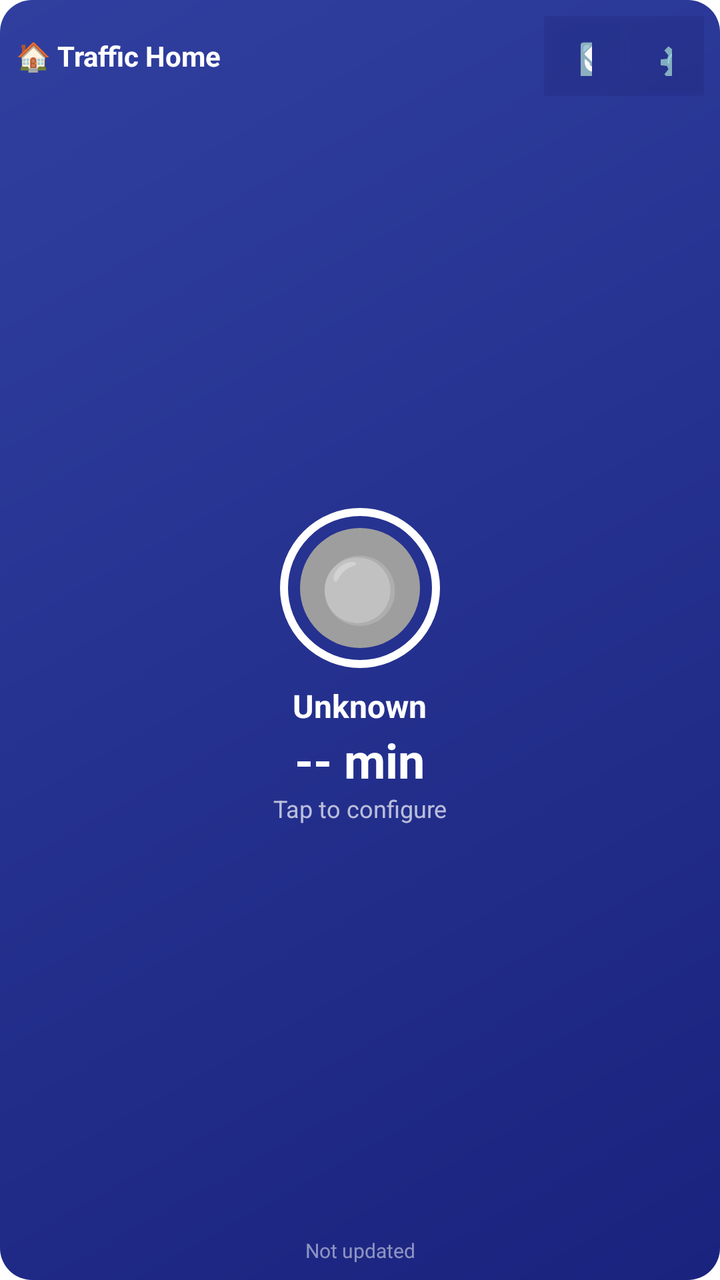
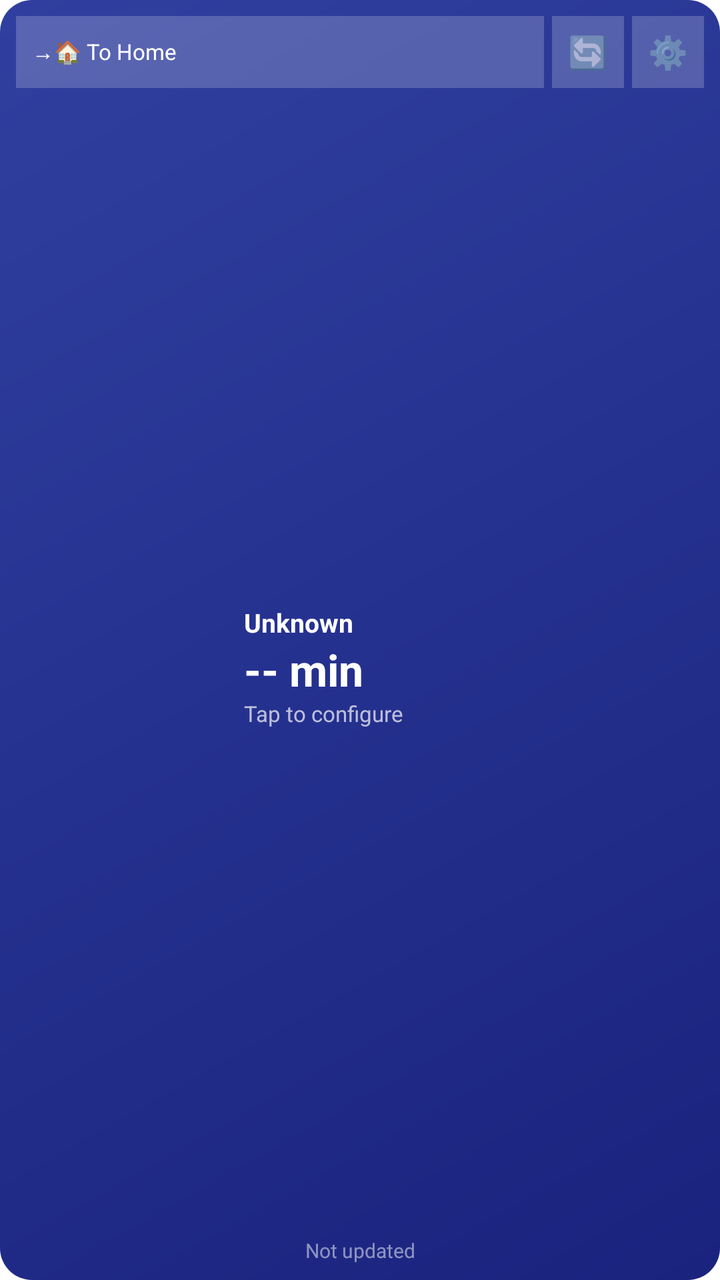

Two renders of the same Android screen: before a commit and after it. Below are the layout's source before the change and the commit's diff.
<!-- AndroidManifest.xml: application theme Theme.TrafficWidget -->
<!-- res/layout/widget_traffic.xml -->
<?xml version="1.0" encoding="utf-8"?>
<LinearLayout xmlns:android="http://schemas.android.com/apk/res/android"
    xmlns:tools="http://schemas.android.com/tools"
    android:layout_width="match_parent"
    android:layout_height="match_parent"
    android:orientation="vertical"
    android:padding="8dp"
    android:background="@drawable/widget_background">

    
    <LinearLayout
        android:layout_width="match_parent"
        android:layout_height="wrap_content"
        android:orientation="horizontal"
        android:gravity="center_vertical">

        <TextView
            android:layout_width="0dp"
            android:layout_height="wrap_content"
            android:layout_weight="1"
            android:text="🏠 Traffic Home"
            android:textSize="14sp"
            android:textColor="#FFFFFF"
            android:textStyle="bold" />

        <Button
            android:id="@+id/refreshButton"
            android:layout_width="40dp"
            android:layout_height="40dp"
            android:background="#33FFFFFF"
            android:text="🔄"
            android:textSize="18sp"
            android:contentDescription="Refresh" />

        <Button
            android:id="@+id/settingsButton"
            android:layout_width="40dp"
            android:layout_height="40dp"
            android:background="#33FFFFFF"
            android:text="⚙️"
            android:textSize="18sp"
            android:contentDescription="Settings" />
    </LinearLayout>

    
    <LinearLayout
        android:id="@+id/gaugeContainer"
        android:layout_width="match_parent"
        android:layout_height="0dp"
        android:layout_weight="1"
        android:orientation="vertical"
        android:gravity="center">

        
        <FrameLayout
            android:layout_width="80dp"
            android:layout_height="80dp"
            android:layout_marginBottom="8dp">

            
            <View
                android:layout_width="match_parent"
                android:layout_height="match_parent"
                android:background="@drawable/gauge_ring" />

            
            <View
                android:id="@+id/gaugeIndicator"
                android:layout_width="60dp"
                android:layout_height="60dp"
                android:layout_gravity="center"
                android:background="@drawable/gauge_circle" />

            
            <TextView
                android:id="@+id/statusEmoji"
                android:layout_width="wrap_content"
                android:layout_height="wrap_content"
                android:layout_gravity="center"
                android:text="⚪"
                android:textSize="32sp"
                tools:ignore="HardcodedText" />
        </FrameLayout>

        
        <TextView
            android:id="@+id/statusLabel"
            android:layout_width="wrap_content"
            android:layout_height="wrap_content"
            android:text="Unknown"
            android:textSize="16sp"
            android:textColor="#FFFFFF"
            android:textStyle="bold" />

        
        <TextView
            android:id="@+id/travelTime"
            android:layout_width="wrap_content"
            android:layout_height="wrap_content"
            android:text="-- min"
            android:textSize="24sp"
            android:textColor="#FFFFFF"
            android:textStyle="bold" />

        
        <TextView
            android:id="@+id/delayInfo"
            android:layout_width="match_parent"
            android:layout_height="wrap_content"
            android:text="Tap to configure"
            android:textSize="12sp"
            android:textColor="#B0FFFFFF"
            android:gravity="center"
            android:maxLines="2"
            android:ellipsize="end"
            android:paddingStart="8dp"
            android:paddingEnd="8dp" />
    </LinearLayout>

    
    <TextView
        android:id="@+id/lastUpdate"
        android:layout_width="match_parent"
        android:layout_height="wrap_content"
        android:text="Not updated"
        android:textSize="10sp"
        android:textColor="#80FFFFFF"
        android:gravity="center" />

</LinearLayout>
<!-- resources referenced by this layout -->
<resources>
  <!-- drawable gauge_circle (drawable) -->
  <?xml version="1.0" encoding="utf-8"?>
  <shape xmlns:android="http://schemas.android.com/apk/res/android"
      android:shape="oval">
      <solid android:color="#9E9E9E" />
  </shape>
  <!-- drawable gauge_ring (drawable) -->
  <?xml version="1.0" encoding="utf-8"?>
  <shape xmlns:android="http://schemas.android.com/apk/res/android"
      android:shape="oval">
      <stroke
          android:width="4dp"
          android:color="#FFFFFF" />
      <solid android:color="#00000000" />
  </shape>
  <!-- drawable widget_background (drawable) -->
  <?xml version="1.0" encoding="utf-8"?>
  <shape xmlns:android="http://schemas.android.com/apk/res/android"
      android:shape="rectangle">
      <corners android:radius="16dp" />
      <gradient
          android:angle="135"
          android:startColor="#1A237E"
          android:endColor="#303F9F"
          android:type="linear" />
  </shape>
  <style name="Theme.TrafficWidget" parent="Theme.MaterialComponents.DayNight.DarkActionBar">
          <item name="colorPrimary">#1A237E</item>
          <item name="colorPrimaryVariant">#000051</item>
          <item name="colorOnPrimary">#FFFFFF</item>
          <item name="colorSecondary">#4CAF50</item>
          <item name="colorSecondaryVariant">#087f23</item>
          <item name="colorOnSecondary">#000000</item>
      </style>
</resources>

<!-- the commit's change to res/layout/widget_traffic.xml (unified diff, before → after) -->
@@ -1,6 +1,5 @@
 <?xml version="1.0" encoding="utf-8"?>
 <LinearLayout xmlns:android="http://schemas.android.com/apk/res/android"
-    xmlns:tools="http://schemas.android.com/tools"
     android:layout_width="match_parent"
     android:layout_height="match_parent"
     android:orientation="vertical"
@@ -10,36 +9,43 @@
     
     <LinearLayout
         android:layout_width="match_parent"
-        android:layout_height="wrap_content"
+        android:layout_height="36dp"
         android:orientation="horizontal"
         android:gravity="center_vertical">
 
         <TextView
+            android:id="@+id/directionButton"
             android:layout_width="0dp"
-            android:layout_height="wrap_content"
+            android:layout_height="match_parent"
             android:layout_weight="1"
-            android:text="🏠 Traffic Home"
-            android:textSize="14sp"
+            android:text="→🏠 To Home"
+            android:textSize="11sp"
             android:textColor="#FFFFFF"
-            android:textStyle="bold" />
+            android:gravity="center_vertical"
+            android:background="#33FFFFFF"
+            android:paddingStart="8dp"
+            android:paddingEnd="8dp"
+            android:layout_marginEnd="4dp" />
 
-        <Button
+        <TextView
             android:id="@+id/refreshButton"
-            android:layout_width="40dp"
-            android:layout_height="40dp"
+            android:layout_width="36dp"
+            android:layout_height="match_parent"
+            android:text="🔄"
+            android:textSize="16sp"
+            android:gravity="center"
             android:background="#33FFFFFF"
-            android:text="🔄"
-            android:textSize="18sp"
-            android:contentDescription="Refresh" />
+            android:layout_marginEnd="4dp" />
 
-        <Button
+        <TextView
             android:id="@+id/settingsButton"
-            android:layout_width="40dp"
-            android:layout_height="40dp"
-            android:background="#33FFFFFF"
+            android:layout_width="36dp"
+            android:layout_height="match_parent"
             android:text="⚙️"
-            android:textSize="18sp"
-            android:contentDescription="Settings" />
+            android:textSize="16sp"
+            android:gravity="center"
+            android:background="#33FFFFFF" />
+
     </LinearLayout>
 
     
@@ -48,73 +54,55 @@
         android:layout_width="match_parent"
         android:layout_height="0dp"
         android:layout_weight="1"
-        android:orientation="vertical"
-        android:gravity="center">
+        android:orientation="horizontal"
+        android:gravity="center_vertical"
+        android:layout_marginTop="4dp">
 
         
-        <FrameLayout
-            android:layout_width="80dp"
-            android:layout_height="80dp"
-            android:layout_marginBottom="8dp">
+        <ImageView
+            android:id="@+id/gaugeImage"
+            android:layout_width="110dp"
+            android:layout_height="68dp"
+            android:scaleType="fitCenter" />
 
-            
-            <View
-                android:layout_width="match_parent"
-                android:layout_height="match_parent"
-                android:background="@drawable/gauge_ring" />
+        
+        <LinearLayout
+            android:layout_width="0dp"
+            android:layout_height="wrap_content"
+            android:layout_weight="1"
+            android:orientation="vertical"
+            android:paddingStart="4dp">
 
-            
-            <View
-                android:id="@+id/gaugeIndicator"
-                android:layout_width="60dp"
-                android:layout_height="60dp"
-                android:layout_gravity="center"
-                android:background="@drawable/gauge_circle" />
-
-            
             <TextView
-                android:id="@+id/statusEmoji"
+                android:id="@+id/statusLabel"
                 android:layout_width="wrap_content"
                 android:layout_height="wrap_content"
-                android:layout_gravity="center"
-                android:text="⚪"
-                android:textSize="32sp"
-                tools:ignore="HardcodedText" />
-        </FrameLayout>
+                android:text="Unknown"
+                android:textSize="13sp"
+                android:textColor="#FFFFFF"
+                android:textStyle="bold" />
 
-        
-        <TextView
-            android:id="@+id/statusLabel"
-            android:layout_width="wrap_content"
-            android:layout_height="wrap_content"
-            android:text="Unknown"
-            android:textSize="16sp"
-            android:textColor="#FFFFFF"
-            android:textStyle="bold" />
+            <TextView
+                android:id="@+id/travelTime"
+                android:layout_width="wrap_content"
+                android:layout_height="wrap_content"
+                android:text="-- min"
+                android:textSize="22sp"
+                android:textColor="#FFFFFF"
+                android:textStyle="bold" />
 
-        
-        <TextView
-            android:id="@+id/travelTime"
-            android:layout_width="wrap_content"
-            android:layout_height="wrap_content"
-            android:text="-- min"
-            android:textSize="24sp"
-            android:textColor="#FFFFFF"
-            android:textStyle="bold" />
+            <TextView
+                android:id="@+id/delayInfo"
+                android:layout_width="match_parent"
+                android:layout_height="wrap_content"
+                android:text="Tap to configure"
+                android:textSize="11sp"
+                android:textColor="#B0FFFFFF"
+                android:maxLines="2"
+                android:ellipsize="end" />
 
-        
-        <TextView
-            android:id="@+id/delayInfo"
-            android:layout_width="match_parent"
-            android:layout_height="wrap_content"
-            android:text="Tap to configure"
-            android:textSize="12sp"
-            android:textColor="#B0FFFFFF"
-            android:gravity="center"
-            android:maxLines="2"
-            android:ellipsize="end"
-            android:paddingStart="8dp"
-            android:paddingEnd="8dp" />
+        </LinearLayout>
+
     </LinearLayout>
 
     
<!-- resource entries referenced after the edit -->
@@ -1,20 +1,5 @@
 <!-- resources referenced by this layout -->
 <resources>
-  <!-- drawable gauge_circle (drawable) -->
-  <?xml version="1.0" encoding="utf-8"?>
-  <shape xmlns:android="http://schemas.android.com/apk/res/android"
-      android:shape="oval">
-      <solid android:color="#9E9E9E" />
-  </shape>
-  <!-- drawable gauge_ring (drawable) -->
-  <?xml version="1.0" encoding="utf-8"?>
-  <shape xmlns:android="http://schemas.android.com/apk/res/android"
-      android:shape="oval">
-      <stroke
-          android:width="4dp"
-          android:color="#FFFFFF" />
-      <solid android:color="#00000000" />
-  </shape>
   <!-- drawable widget_background (drawable) -->
   <?xml version="1.0" encoding="utf-8"?>
   <shape xmlns:android="http://schemas.android.com/apk/res/android"
